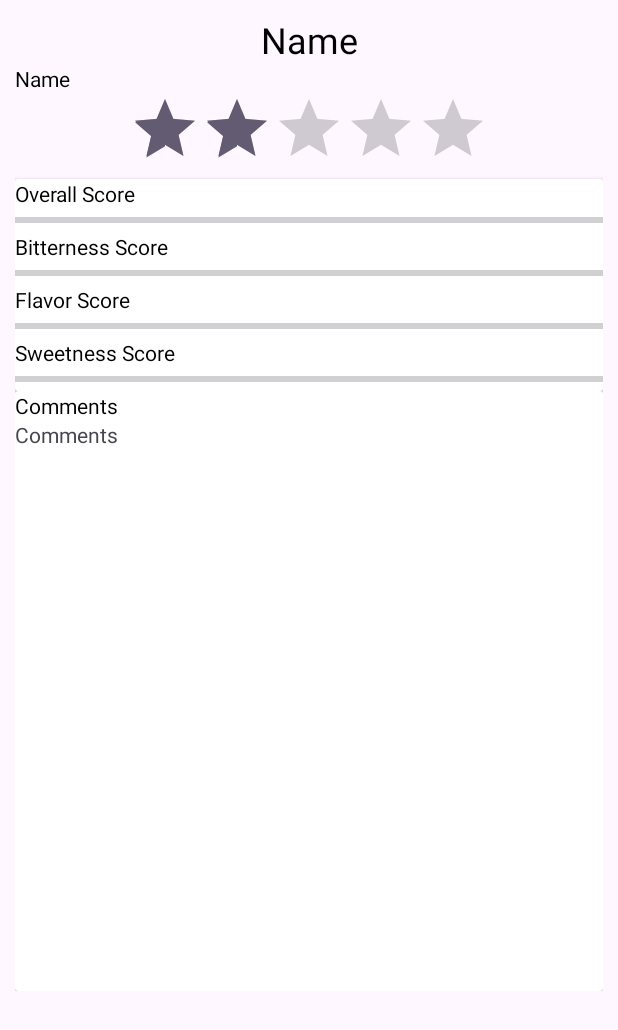
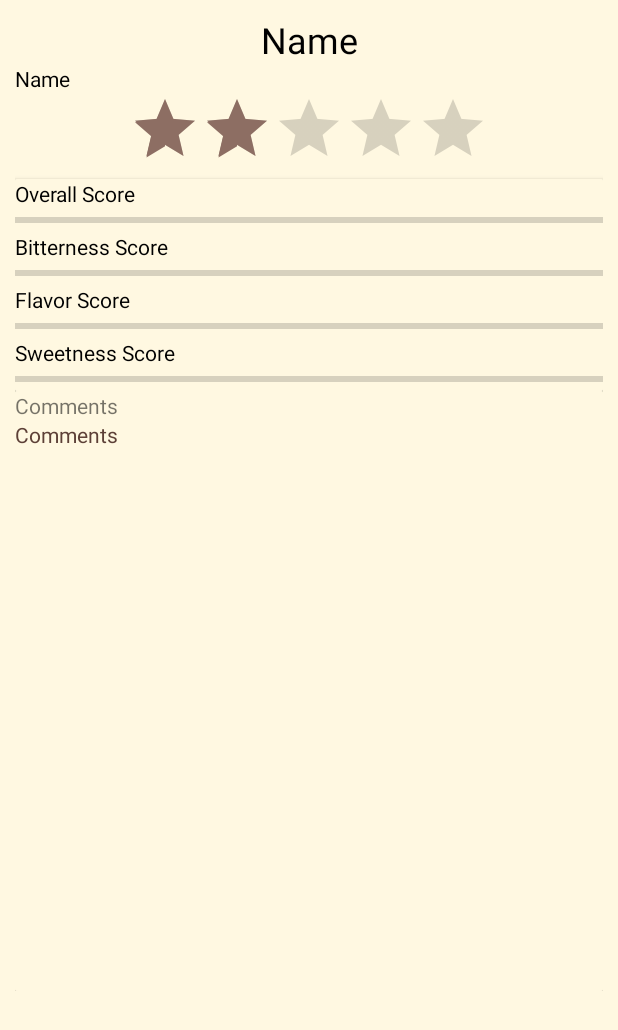
Before and after one commit to haseren4/K-Cup-Journal, an Android app: the layout kcup_list_view_toast_layout.xml on its own in the app's theme, with its tools: preview values and no code run, on a phone screen of 412 x 824 dp. Shown: the top 1030 px of the screen. Run offline under Robolectric (Android 15) with nearby library versions, the phone set to English and light mode, and no system bars.

Commit message:
Finished Work on CoffeeTheme

```diff
--- a/app/src/main/AndroidManifest.xml
+++ b/app/src/main/AndroidManifest.xml
@@ -10,15 +10,15 @@
         android:label="@string/app_name"
         android:roundIcon="@mipmap/ic_launcher_round"
         android:supportsRtl="true"
-        android:theme="@style/Theme.KCupJournal"
+        android:theme="@style/CoffeeTheme"
         tools:targetApi="31">
         <activity
             android:name=".ViewKCupReviewActivity"
-            android:theme="@style/Theme.KCupJournal"
+            android:theme="@style/CoffeeTheme"
             android:exported="false" />
         <activity
             android:name=".MainActivity"
-            android:theme="@style/Theme.KCupJournal"
+            android:theme="@style/CoffeeTheme"
             android:exported="true">
             <intent-filter>
                 <action android:name="android.intent.action.MAIN" />
@@ -29,7 +29,7 @@
         <activity
             android:name=".AddRecordActivity"
             android:exported="true"
-            android:theme="@style/Theme.KCupJournal">
+            android:theme="@style/CoffeeTheme">
         </activity>
     </application>
 
--- a/app/src/main/res/layout/activity_add_record.xml
+++ b/app/src/main/res/layout/activity_add_record.xml
@@ -130,6 +130,7 @@
 
     <Button
         android:id="@+id/saveBtn"
+        style="@style/CoffeeButtonStyle"
         android:layout_width="0dp"
         android:layout_height="wrap_content"
         android:layout_marginStart="8dp"
--- a/app/src/main/res/layout/kcup_list_view_toast_layout.xml
+++ b/app/src/main/res/layout/kcup_list_view_toast_layout.xml
@@ -4,10 +4,11 @@
     android:id="@+id/toast_layout_root"
     android:layout_width="match_parent"
     android:layout_height="wrap_content"
+    android:background="@color/lightCream"
     android:orientation="vertical"
     android:padding="10dp"
     android:textAlignment="center"
-    android:theme="@style/Theme.KCupJournal">
+    android:theme="@style/CoffeeTheme">
 
 
     <TextView
@@ -15,42 +16,46 @@
         android:layout_width="match_parent"
         android:layout_height="wrap_content"
         android:layout_weight="1"
+        android:background="@color/lightCream"
         android:text="@string/label_name"
         android:textAlignment="center"
         android:textColor="@color/black"
         android:textColorHighlight="@color/light_brown_bg"
         android:textColorHint="@color/medium_brown_bg"
         android:textSize="24sp"
-        android:theme="@style/Theme.KCupJournal" />
+        android:theme="@style/CoffeeTheme" />
 
     <TextView
         android:id="@+id/viewcompanyTxt"
         android:layout_width="match_parent"
         android:layout_height="wrap_content"
         android:layout_weight="1"
+        android:background="@color/lightCream"
         android:text="@string/label_name"
         android:textColor="@color/black"
         android:textColorHighlight="@color/light_brown_bg"
         android:textColorHint="@color/medium_brown_bg"
-        android:theme="@style/Theme.KCupJournal" />
+        android:theme="@style/CoffeeTheme" />
 
     <androidx.constraintlayout.widget.ConstraintLayout
         android:layout_width="match_parent"
         android:layout_height="match_parent"
         android:layout_weight="1"
-        android:theme="@style/Theme.KCupJournal">
+        android:background="@color/lightCream"
+        android:theme="@style/CoffeeTheme">
 
         <RatingBar
             android:id="@+id/viewRatingBar"
             android:layout_width="wrap_content"
             android:layout_height="wrap_content"
             android:layout_weight="1"
+            android:background="@color/lightCream"
             android:foregroundTintMode="add"
             android:isIndicator="true"
             android:max="5"
             android:numStars="5"
             android:progress="2"
-            android:theme="@style/Theme.KCupJournal"
+            android:theme="@style/CoffeeTheme"
             app:layout_constraintBottom_toBottomOf="parent"
             app:layout_constraintEnd_toEndOf="parent"
             app:layout_constraintStart_toStartOf="parent"
@@ -61,74 +66,84 @@
         android:layout_width="match_parent"
         android:layout_height="wrap_content"
         android:layout_weight="1"
-        android:theme="@style/Theme.KCupJournal"
+        android:background="@color/lightCream"
+        android:theme="@style/CoffeeTheme"
         app:cardCornerRadius="2dp">
 
         <LinearLayout
             android:layout_width="match_parent"
             android:layout_height="match_parent"
+            android:background="@color/lightCream"
             android:orientation="vertical"
-            android:theme="@style/Theme.KCupJournal">
+            android:theme="@style/CoffeeTheme">
 
             <TextView
                 android:id="@+id/textView11"
                 android:layout_width="match_parent"
                 android:layout_height="wrap_content"
+                android:background="@color/lightCream"
                 android:text="@string/label_overall_score"
                 android:textColor="@color/black"
-                android:theme="@style/Theme.KCupJournal" />
+                android:theme="@style/CoffeeTheme" />
 
             <ProgressBar
                 android:id="@+id/viewOverallPbar"
                 style="?android:attr/progressBarStyleHorizontal"
                 android:layout_width="match_parent"
                 android:layout_height="wrap_content"
-                android:theme="@style/Theme.KCupJournal" />
+                android:background="@color/lightCream"
+                android:theme="@style/CoffeeTheme" />
 
             <TextView
                 android:id="@+id/textView10"
                 android:layout_width="match_parent"
                 android:layout_height="wrap_content"
+                android:background="@color/lightCream"
                 android:text="@string/label_bitterness_score"
                 android:textColor="@color/black"
-                android:theme="@style/Theme.KCupJournal" />
+                android:theme="@style/CoffeeTheme" />
 
             <ProgressBar
                 android:id="@+id/viewBitternessPbar"
                 style="?android:attr/progressBarStyleHorizontal"
                 android:layout_width="match_parent"
                 android:layout_height="wrap_content"
-                android:theme="@style/Theme.KCupJournal" />
+                android:background="@color/lightCream"
+                android:theme="@style/CoffeeTheme" />
 
             <TextView
                 android:id="@+id/textView9"
                 android:layout_width="match_parent"
                 android:layout_height="wrap_content"
+                android:background="@color/lightCream"
                 android:text="@string/label_flavor_score"
                 android:textColor="@color/black"
-                android:theme="@style/Theme.KCupJournal" />
+                android:theme="@style/CoffeeTheme" />
 
             <ProgressBar
                 android:id="@+id/viewFlavorPBar"
                 style="?android:attr/progressBarStyleHorizontal"
                 android:layout_width="match_parent"
                 android:layout_height="wrap_content"
-                android:theme="@style/Theme.KCupJournal" />
+                android:background="@color/lightCream"
+                android:theme="@style/CoffeeTheme" />
 
             <TextView
                 android:id="@+id/textView8"
                 android:layout_width="match_parent"
                 android:layout_height="wrap_content"
+                android:background="@color/lightCream"
                 android:text="@string/label_sweetness_score"
                 android:textColor="@color/black"
-                android:theme="@style/Theme.KCupJournal" />
+                android:theme="@style/CoffeeTheme" />
 
             <ProgressBar
                 android:id="@+id/viewSweetnessPbar"
                 style="?android:attr/progressBarStyleHorizontal"
                 android:layout_width="match_parent"
                 android:layout_height="wrap_content"
-                android:theme="@style/Theme.KCupJournal" />
+                android:background="@color/lightCream"
+                android:theme="@style/CoffeeTheme" />
         </LinearLayout>
     </androidx.cardview.widget.CardView>
 
@@ -136,29 +151,33 @@
         android:layout_width="match_parent"
         android:layout_height="400dp"
         android:layout_weight="1"
-        android:theme="@style/Theme.KCupJournal"
+        android:background="@color/lightCream"
+        android:theme="@style/CoffeeTheme"
         app:cardCornerRadius="2dp">
 
         <LinearLayout
             android:layout_width="match_parent"
             android:layout_height="match_parent"
+            android:background="@color/lightCream"
             android:orientation="vertical"
-            android:theme="@style/Theme.KCupJournal">
+            android:theme="@style/CoffeeTheme">
 
             <TextView
                 android:id="@+id/textView6"
                 android:layout_width="match_parent"
                 android:layout_height="wrap_content"
+                android:background="@color/lightCream"
                 android:text="@string/label_comments"
-                android:textColor="@color/black"
-                android:theme="@style/Theme.KCupJournal" />
+                android:theme="@style/CoffeeTheme" />
 
             <TextView
                 android:id="@+id/viewCommentsTxt"
+                style="@style/CoffeeTextViewStyle"
                 android:layout_width="match_parent"
                 android:layout_height="match_parent"
+                android:background="@color/lightCream"
                 android:text="TextView"
-                android:theme="@style/Theme.KCupJournal"
+                android:theme="@style/CoffeeTheme"
                 tools:text="@string/label_comments" />
 
         </LinearLayout>
--- /dev/null
+++ b/app/src/main/res/values/coffeeTheme.xml
@@ -0,0 +1,44 @@
+<?xml version="1.0" encoding="utf-8"?>
+<resources>
+
+    <!-- Base application theme -->
+    <style name="CoffeeTheme" parent="Theme.MaterialComponents.DayNight.DarkActionBar">
+        <!-- Customize your theme here -->
+        <item name="colorPrimary">@color/coffeeBrown</item>
+        <item name="colorPrimaryDark">@color/darkCoffeeBrown</item>
+        <item name="colorAccent">@color/coffeeAccent</item>
+        <item name="android:windowBackground">@color/lightCream</item>
+        <!-- Customize typography, elevation, and other attributes as needed -->
+    </style>
+
+    <!-- Style for your custom toolbar -->
+    <style name="CoffeeToolbarStyle" parent="Widget.MaterialComponents.Toolbar.Primary">
+        <!-- Customize your toolbar style here -->
+        <item name="android:background">@color/coffeeBrown</item>
+        <!-- Add more customizations as needed -->
+    </style>
+
+    <!-- Style for your custom buttons -->
+    <style name="CoffeeButtonStyle" parent="Widget.MaterialComponents.Button">
+        <!-- Customize your button style here -->
+        <item name="android:textColor">@android:color/white</item>
+        <item name="backgroundTint">@color/coffeeAccent</item>
+        <!-- Add more customizations as needed -->
+    </style>
+
+    <!-- Style for your custom text views -->
+    <style name="CoffeeTextViewStyle" parent="Widget.MaterialComponents.TextView">
+        <!-- Customize your text view style here -->
+        <item name="android:textColor">@color/darkCoffeeBrown</item>
+        <!-- Add more customizations as needed -->
+    </style>
+    <!-- Style for coffee-themed floating action button (FAB) -->
+    <style name="CoffeeFabStyle" parent="Widget.MaterialComponents.FloatingActionButton">
+        <!-- Customize your FAB style here -->
+        <item name="android:backgroundTint">@color/coffeeAccent</item> <!-- Color for FAB background -->
+        <!-- Add more customizations as needed -->
+    </style>
+
+    <!-- Add more styles as needed -->
+
+</resources>
--- a/app/src/main/res/values/colors.xml
+++ b/app/src/main/res/values/colors.xml
@@ -11,4 +11,8 @@
     <color name="light_blue_600">#FF039BE5</color>
     <color name="gray_400">#FFBDBDBD</color>
     <color name="gray_600">#FF757575</color>
+    <color name="coffeeBrown">#795548</color> <!-- Warm brown -->
+    <color name="darkCoffeeBrown">#5D4037</color> <!-- Darker brown -->
+    <color name="coffeeAccent">#8D6E63</color> <!-- Coffee accent color -->
+    <color name="lightCream">#FFF8E1</color> <!-- Light cream color for background -->
 </resources>
```
